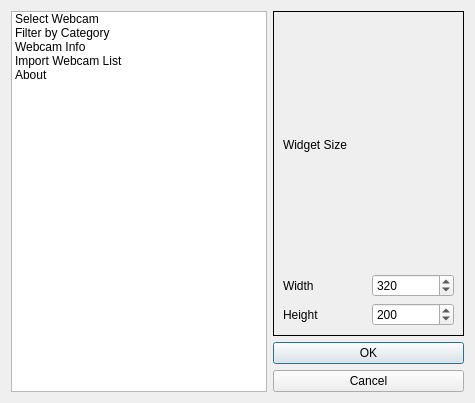
Before: the Qt Designer form fetwidgetsettingsdialog.ui in jpietrzak8/Fettuccine, drawn with Qt 5.
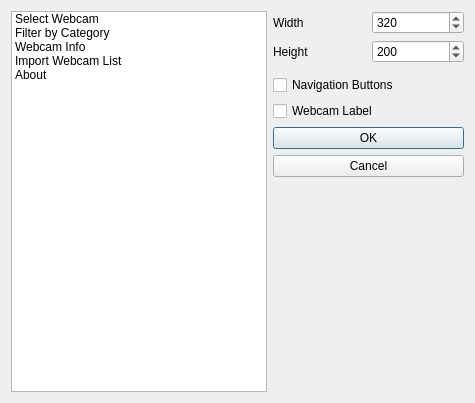
After: the same form once the commit is applied.

Patch:
```diff
--- a/fetwidgetsettingsdialog.ui
+++ b/fetwidgetsettingsdialog.ui
@@ -14,7 +14,7 @@
    <string>Fettuccine Widget Options</string>
   </property>
   <layout class="QGridLayout" name="gridLayout">
-   <item row="0" column="0" rowspan="2">
+   <item row="0" column="0" rowspan="6">
     <layout class="QVBoxLayout" name="verticalLayout_2">
      <item>
       <widget class="QListWidget" name="listWidget">
@@ -47,20 +47,37 @@
      </item>
     </layout>
    </item>
+   <item row="5" column="1">
+    <widget class="QDialogButtonBox" name="buttonBox">
+     <property name="sizePolicy">
+      <sizepolicy hsizetype="Expanding" vsizetype="Minimum">
+       <horstretch>0</horstretch>
+       <verstretch>0</verstretch>
+      </sizepolicy>
+     </property>
+     <property name="orientation">
+      <enum>Qt::Vertical</enum>
+     </property>
+     <property name="standardButtons">
+      <set>QDialogButtonBox::Cancel|QDialogButtonBox::Ok</set>
+     </property>
+    </widget>
+   </item>
+   <item row="4" column="1">
+    <widget class="QCheckBox" name="labelCheckBox">
+     <property name="text">
+      <string>Webcam Label</string>
+     </property>
+    </widget>
+   </item>
+   <item row="3" column="1">
+    <widget class="QCheckBox" name="navCheckBox">
+     <property name="text">
+      <string>Navigation Buttons</string>
+     </property>
+    </widget>
+   </item>
    <item row="0" column="1">
-    <widget class="QFrame" name="widgetSizeFrame">
-     <property name="frameShape">
-      <enum>QFrame::Box</enum>
-     </property>
-     <layout class="QVBoxLayout" name="verticalLayout">
-      <item>
-       <widget class="QLabel" name="label_3">
-        <property name="text">
-         <string>Widget Size</string>
-        </property>
-       </widget>
-      </item>
-      <item>
        <layout class="QHBoxLayout" name="horizontalLayout_3">
         <item>
          <widget class="QLabel" name="label_4">
@@ -87,7 +104,7 @@
         </item>
        </layout>
       </item>
-      <item>
+   <item row="1" column="1">
        <layout class="QHBoxLayout" name="horizontalLayout_2">
         <item>
          <widget class="QLabel" name="label_5">
@@ -113,25 +130,6 @@
          </widget>
         </item>
        </layout>
-      </item>
-     </layout>
-    </widget>
-   </item>
-   <item row="1" column="1">
-    <widget class="QDialogButtonBox" name="buttonBox">
-     <property name="sizePolicy">
-      <sizepolicy hsizetype="Expanding" vsizetype="Fixed">
-       <horstretch>0</horstretch>
-       <verstretch>0</verstretch>
-      </sizepolicy>
-     </property>
-     <property name="orientation">
-      <enum>Qt::Vertical</enum>
-     </property>
-     <property name="standardButtons">
-      <set>QDialogButtonBox::Cancel|QDialogButtonBox::Ok</set>
-     </property>
-    </widget>
    </item>
   </layout>
  </widget>
```
Lines whose indentation alone changed are shown as unchanged.
